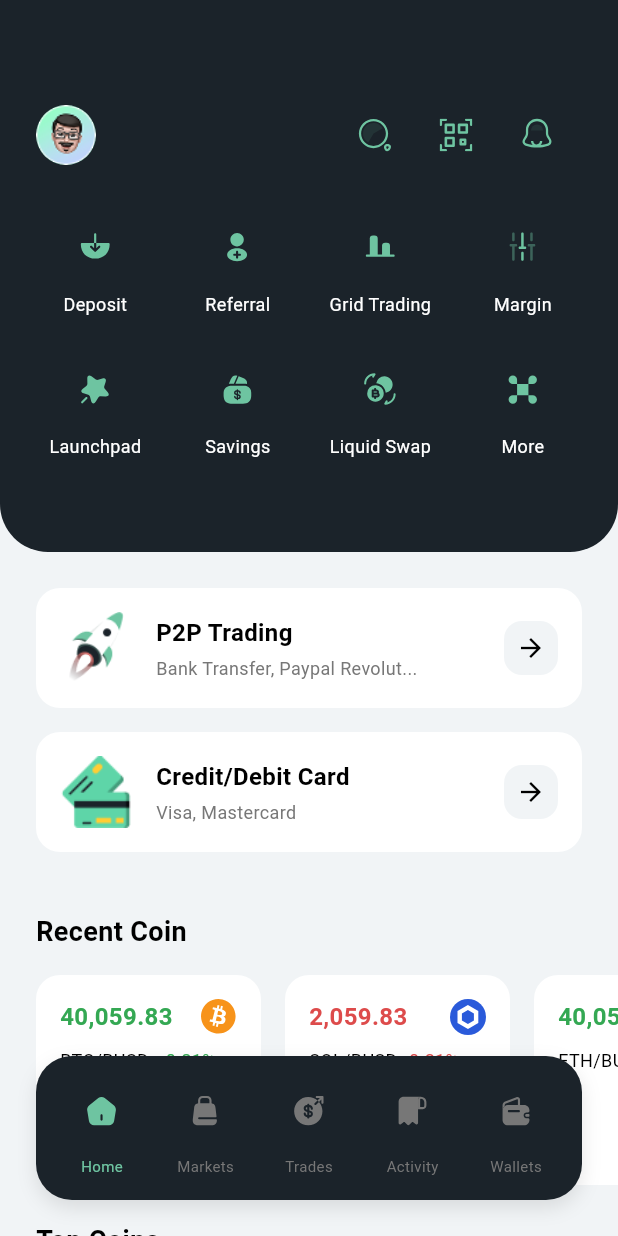
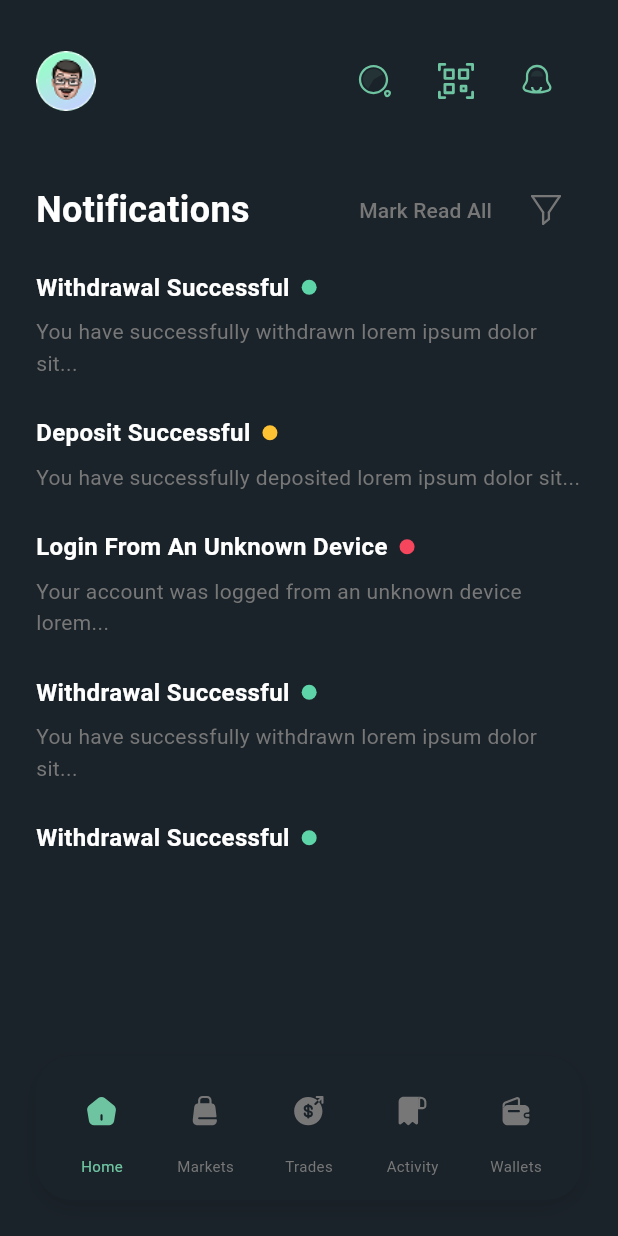
Before and after one commit to DevOmarAmer/crypto_tarde, a Flutter app: the HomeScreen screen opened by its route, after a tap on an icon or button, on a phone screen of 412 x 824 dp. Run offline on Flutter 3.47's test engine with Material 3 defaults, Android fonts, the phone set to English and light mode, and no system bars; our stand-ins replace flutter_svg, get_it, go_router.

Commit message:
feat: implement home and notification screens with navigation and domain models

```diff
--- a/lib/core/routes/app_router.dart
+++ b/lib/core/routes/app_router.dart
@@ -6,6 +6,8 @@ import '../../features/auth/presentation/screens/auth_screen.dart';
 import '../../features/profile/presentation/screens/profile_screen.dart';
 import '../../features/settings/presentation/screens/settings_screen.dart';
 import '../../features/home/presentation/pages/home_screen.dart';
+import '../../features/notifications/presentation/pages/notifications_screen.dart';
+
 
 
 class AppRouter {
@@ -15,6 +17,8 @@ class AppRouter {
   static const String profile = '/profile';
   static const String settings = '/settings';
   static const String home = '/home';
+  static const String notifications = '/notifications';
+
 
 
   static final GoRouter router = GoRouter(
@@ -44,6 +48,11 @@ class AppRouter {
         path: home,
         builder: (context, state) => const HomeScreen(),
       ),
+      GoRoute(
+        path: notifications,
+        builder: (context, state) => NotificationsScreen(),
+      ),
+
 
     ],
   );
--- a/lib/core/theme/app_colors.dart
+++ b/lib/core/theme/app_colors.dart
@@ -53,4 +53,9 @@ class AppColors {
   static const Color cardWhite = white;
   static const Color priceGreen = success;
   static const Color priceRed = error;
+
+  // --- Notification Status Colors ---
+  static const Color statusSuccess = Color(0xFF5ED5A8); // أخضر
+  static const Color statusWarning = Color(0xFFFFC233); // أصفر
+  static const Color statusError = Color(0xFFF6465D); // أحمر
 }
--- a/lib/features/home/presentation/pages/home_screen.dart
+++ b/lib/features/home/presentation/pages/home_screen.dart
@@ -1,7 +1,9 @@
 import 'package:flutter/material.dart';
 import 'package:flutter_svg/flutter_svg.dart';
+import 'package:go_router/go_router.dart';
+import '../../../../core/routes/app_router.dart';
+import '../../../../core/theme/app_colors.dart';
 
-import '../../../../core/theme/app_colors.dart';
 import '../widgets/quick_action_item.dart';
 import '../widgets/trading_option_card.dart';
 import '../widgets/coin_card.dart';
@@ -21,7 +23,8 @@ class HomeScreen extends StatelessWidget {
         child: Column(
           crossAxisAlignment: CrossAxisAlignment.start,
           children: [
-            _buildHeaderSection(),
+            _buildHeaderSection(context),
+
             Padding(
               padding: const EdgeInsets.all(24.0),
               child: Column(
@@ -72,7 +75,7 @@ class HomeScreen extends StatelessWidget {
   }
 
   // القسم العلوي الداكن
-  Widget _buildHeaderSection() {
+  Widget _buildHeaderSection(BuildContext context) {
     return Container(
       padding: const EdgeInsets.only(
         top: 60.0,
@@ -127,7 +130,7 @@ class HomeScreen extends StatelessWidget {
                         BlendMode.srcIn,
                       ),
                     ),
-                    onPressed: () {},
+                    onPressed: () => context.push(AppRouter.notifications),
                   ),
                 ],
               ),
--- /dev/null
+++ b/lib/features/notifications/domain/models/notification_model.dart
@@ -0,0 +1,13 @@
+enum NotificationType { success, warning, error }
+
+class NotificationItemModel {
+  final String title;
+  final String message;
+  final NotificationType type;
+
+  NotificationItemModel({
+    required this.title,
+    required this.message,
+    required this.type,
+  });
+}
--- /dev/null
+++ b/lib/features/notifications/presentation/pages/notifications_screen.dart
@@ -0,0 +1,172 @@
+import 'package:flutter/material.dart';
+import 'package:flutter_svg/flutter_svg.dart';
+import '../../../../core/theme/app_colors.dart';
+import '../../domain/models/notification_model.dart';
+import '../widgets/notification_tile.dart';
+import '../../../home/presentation/widgets/custom_bottom_nav.dart';
+
+class NotificationsScreen extends StatelessWidget {
+  NotificationsScreen({super.key});
+
+  // قائمة وهمية بالبيانات (يفضل جلبها من API عبر BLoC/Cubit لاحقاً)
+  final List<NotificationItemModel> _notifications = [
+    NotificationItemModel(
+      title: 'Withdrawal Successful',
+      message: 'You have successfully withdrawn lorem ipsum dolor sit...',
+      type: NotificationType.success,
+    ),
+    NotificationItemModel(
+      title: 'Deposit Successful',
+      message: 'You have successfully deposited lorem ipsum dolor sit...',
+      type: NotificationType.warning,
+    ),
+    NotificationItemModel(
+      title: 'Login From An Unknown Device',
+      message: 'Your account was logged from an unknown device lorem...',
+      type: NotificationType.error,
+    ),
+    NotificationItemModel(
+      title: 'Withdrawal Successful',
+      message: 'You have successfully withdrawn lorem ipsum dolor sit...',
+      type: NotificationType.success,
+    ),
+    NotificationItemModel(
+      title: 'Withdrawal Successful',
+      message: 'You have successfully withdrawn lorem ipsum dolor sit...',
+      type: NotificationType.success,
+    ),
+  ];
+
+  @override
+  Widget build(BuildContext context) {
+    return Scaffold(
+      backgroundColor: AppColors.darkBackground,
+      extendBody: true, // ضرورية لجعل شريط التنقل يعوم فوق المحتوى
+      bottomNavigationBar: const CustomBottomNav(), // إعادة استخدام شريط التنقل
+      body: SafeArea(
+        child: Column(
+          children: [
+            _buildTopAppBar(),
+            _buildSectionHeader(),
+            Expanded(
+              child: ListView.builder(
+                padding: const EdgeInsets.symmetric(
+                  horizontal: 24.0,
+                  vertical: 8.0,
+                ),
+                itemCount: _notifications.length,
+                itemBuilder: (context, index) {
+                  return NotificationTile(notification: _notifications[index]);
+                },
+              ),
+            ),
+            // مساحة إضافية في الأسفل حتى لا يغطي شريط التنقل على آخر عنصر
+            const SizedBox(height: 100),
+          ],
+        ),
+      ),
+    );
+  }
+
+  // الشريط العلوي الذي يحوي الصورة والأيقونات
+  Widget _buildTopAppBar() {
+    return Padding(
+      padding: const EdgeInsets.all(24.0),
+      child: Row(
+        mainAxisAlignment: MainAxisAlignment.spaceBetween,
+        children: [
+          const CircleAvatar(
+            radius: 20,
+            backgroundImage: AssetImage('assets/images/png/user.png'),
+          ),
+          Row(
+            children: [
+              IconButton(
+                icon: SvgPicture.asset(
+                  'assets/images/svg/search.svg',
+                  colorFilter: const ColorFilter.mode(
+                    AppColors.primary,
+                    BlendMode.srcIn,
+                  ),
+                  width: 44,
+                  height: 44,
+                ),
+                onPressed: () {},
+              ),
+              IconButton(
+                icon: SvgPicture.asset(
+                  'assets/images/svg/scan.svg',
+                  colorFilter: const ColorFilter.mode(
+                    AppColors.primary,
+                    BlendMode.srcIn,
+                  ),
+                  width: 24,
+                  height: 24,
+                ),
+                onPressed: () {},
+              ),
+              IconButton(
+                icon: SvgPicture.asset(
+                  'assets/images/svg/notif.svg',
+                  colorFilter: const ColorFilter.mode(
+                    AppColors.primary,
+                    BlendMode.srcIn,
+                  ),
+                  width: 44,
+                  height: 44,
+                ),
+                onPressed: () {},
+              ),
+            ],
+          ),
+        ],
+      ),
+    );
+  }
+
+  // شريط عنوان الإشعارات وأزرار الفلتر
+  Widget _buildSectionHeader() {
+    return Padding(
+      padding: const EdgeInsets.symmetric(horizontal: 24.0, vertical: 8.0),
+      child: Row(
+        mainAxisAlignment: MainAxisAlignment.spaceBetween,
+        children: [
+          const Text(
+            'Notifications',
+            style: TextStyle(
+              color: AppColors.textPrimary,
+              fontSize: 24,
+              fontWeight: FontWeight.bold,
+            ),
+          ),
+          Row(
+            children: [
+              TextButton(
+                onPressed: () {},
+                child: const Text(
+                  'Mark Read All',
+                  style: TextStyle(
+                    color: AppColors.textSecondary,
+                    fontSize: 14,
+                  ),
+                ),
+              ),
+              IconButton(
+                icon: SvgPicture.asset(
+                  'assets/images/svg/filter.svg',
+                  colorFilter: const ColorFilter.mode(
+                    AppColors.textSecondary,
+                    BlendMode.srcIn,
+                  ),
+                  width: 20,
+                  height: 20,
+                ),
+                onPressed: () {},
+              ),
+            ],
+          ),
+        ],
+      ),
+    );
+  }
+}
--- /dev/null
+++ b/lib/features/notifications/presentation/widgets/notification_tile.dart
@@ -0,0 +1,68 @@
+import 'package:flutter/material.dart';
+import '../../../../core/theme/app_colors.dart';
+import '../../domain/models/notification_model.dart';
+
+class NotificationTile extends StatelessWidget {
+  final NotificationItemModel notification;
+
+  const NotificationTile({super.key, required this.notification});
+
+  @override
+  Widget build(BuildContext context) {
+    // تحديد لون النقطة حسب نوع الإشعار
+    Color dotColor;
+    switch (notification.type) {
+      case NotificationType.success:
+        dotColor = AppColors.statusSuccess;
+        break;
+      case NotificationType.warning:
+        dotColor = AppColors.statusWarning;
+        break;
+      case NotificationType.error:
+        dotColor = AppColors.statusError;
+        break;
+    }
+
+    return Padding(
+      padding: const EdgeInsets.only(bottom: 24.0),
+      child: Column(
+        crossAxisAlignment: CrossAxisAlignment.start,
+        children: [
+          Row(
+            children: [
+              Text(
+                notification.title,
+                style: const TextStyle(
+                  color: AppColors.textPrimary,
+                  fontSize: 16,
+                  fontWeight: FontWeight.w600,
+                ),
+              ),
+              const SizedBox(width: 8),
+              // النقطة الملونة
+              Container(
+                width: 10,
+                height: 10,
+                decoration: BoxDecoration(
+                  color: dotColor,
+                  shape: BoxShape.circle,
+                ),
+              ),
+            ],
+          ),
+          const SizedBox(height: 8),
+          Text(
+            notification.message,
+            style: const TextStyle(
+              color: AppColors.textSecondary,
+              fontSize: 14,
+              height: 1.5,
+            ),
+            maxLines: 2,
+            overflow: TextOverflow.ellipsis,
+          ),
+        ],
+      ),
+    );
+  }
+}
```
